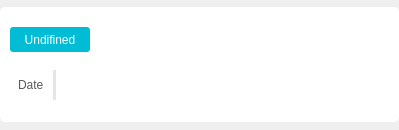
The window that projet.ui (Masha58/KeyPlan) describes before a commit, drawn with Qt 5.
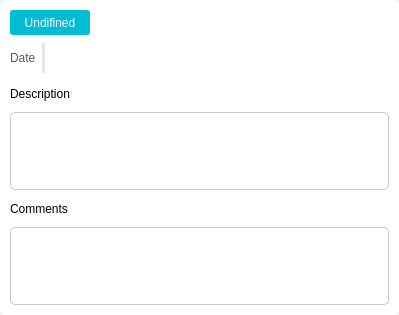
The same window after the commit. Icons and pictures are not drawn.

The edit to the form file:
```diff
--- a/projet.ui
+++ b/projet.ui
@@ -7,21 +7,9 @@
     <x>0</x>
     <y>0</y>
     <width>399</width>
-    <height>130</height>
+    <height>315</height>
    </rect>
   </property>
-  <property name="minimumSize">
-   <size>
-    <width>0</width>
-    <height>130</height>
-   </size>
-  </property>
-  <property name="maximumSize">
-   <size>
-    <width>16777215</width>
-    <height>130</height>
-   </size>
-  </property>
   <property name="windowTitle">
    <string>Projet</string>
   </property>
@@ -44,7 +32,7 @@
    <item>
     <widget class="QFrame" name="fr_projet">
      <property name="sizePolicy">
-      <sizepolicy hsizetype="Expanding" vsizetype="Preferred">
+      <sizepolicy hsizetype="Expanding" vsizetype="MinimumExpanding">
        <horstretch>0</horstretch>
        <verstretch>0</verstretch>
       </sizepolicy>
@@ -55,15 +43,17 @@
        <height>115</height>
       </size>
      </property>
-     <property name="maximumSize">
-      <size>
-       <width>16777215</width>
-       <height>115</height>
-      </size>
-     </property>
      <property name="styleSheet">
-      <string notr="true">background-color: rgb(255, 255, 255);
-border-radius:5px;</string>
+      <string notr="true">*{
+background-color: rgb(255, 255, 255);
+border-radius:5px;
+	font: 11pt &quot;Calibri&quot;;
+}
+
+#te_description, #te_comment
+{
+	border:1px solid rgb(200, 200, 200);
+}</string>
      </property>
      <property name="frameShape">
       <enum>QFrame::StyledPanel</enum>
@@ -140,7 +130,7 @@
         <item>
          <widget class="QLabel" name="la_date">
           <property name="styleSheet">
-           <string notr="true">color: rgb(90, 90, 90);padding-left:5px;</string>
+           <string notr="true">color: rgb(90, 90, 90);</string>
           </property>
           <property name="text">
            <string>Date</string>
@@ -227,6 +217,76 @@
         </item>
        </layout>
       </item>
+      <item>
+       <widget class="QFrame" name="fr_annexe">
+        <property name="frameShape">
+         <enum>QFrame::StyledPanel</enum>
+        </property>
+        <property name="frameShadow">
+         <enum>QFrame::Raised</enum>
+        </property>
+        <layout class="QVBoxLayout" name="verticalLayout">
+         <property name="leftMargin">
+          <number>0</number>
+         </property>
+         <property name="topMargin">
+          <number>0</number>
+         </property>
+         <property name="rightMargin">
+          <number>0</number>
+         </property>
+         <property name="bottomMargin">
+          <number>0</number>
+         </property>
+         <item>
+          <widget class="QLabel" name="la_description">
+           <property name="minimumSize">
+            <size>
+             <width>0</width>
+             <height>25</height>
+            </size>
+           </property>
+           <property name="text">
+            <string>Description</string>
+           </property>
+          </widget>
+         </item>
+         <item>
+          <widget class="QTextEdit" name="te_description">
+           <property name="minimumSize">
+            <size>
+             <width>0</width>
+             <height>50</height>
+            </size>
+           </property>
+          </widget>
+         </item>
+         <item>
+          <widget class="QLabel" name="la_comment">
+           <property name="minimumSize">
+            <size>
+             <width>0</width>
+             <height>25</height>
+            </size>
+           </property>
+           <property name="text">
+            <string>Comments</string>
+           </property>
+          </widget>
+         </item>
+         <item>
+          <widget class="QTextEdit" name="te_comment">
+           <property name="minimumSize">
+            <size>
+             <width>0</width>
+             <height>50</height>
+            </size>
+           </property>
+          </widget>
+         </item>
+        </layout>
+       </widget>
+      </item>
      </layout>
     </widget>
    </item>
```
Left out of the diff: 1 changed line with no effect on the pictures.
